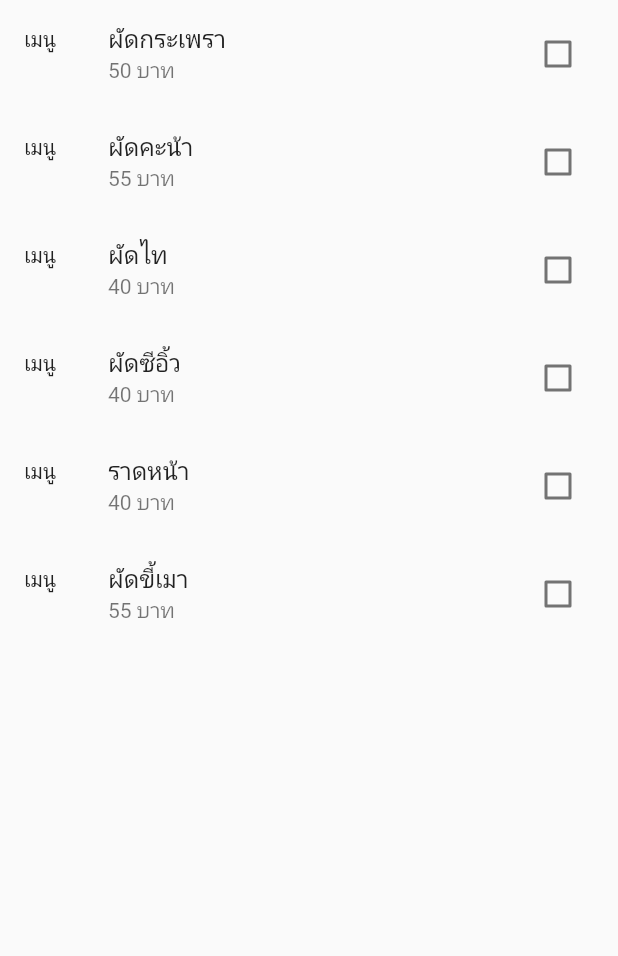
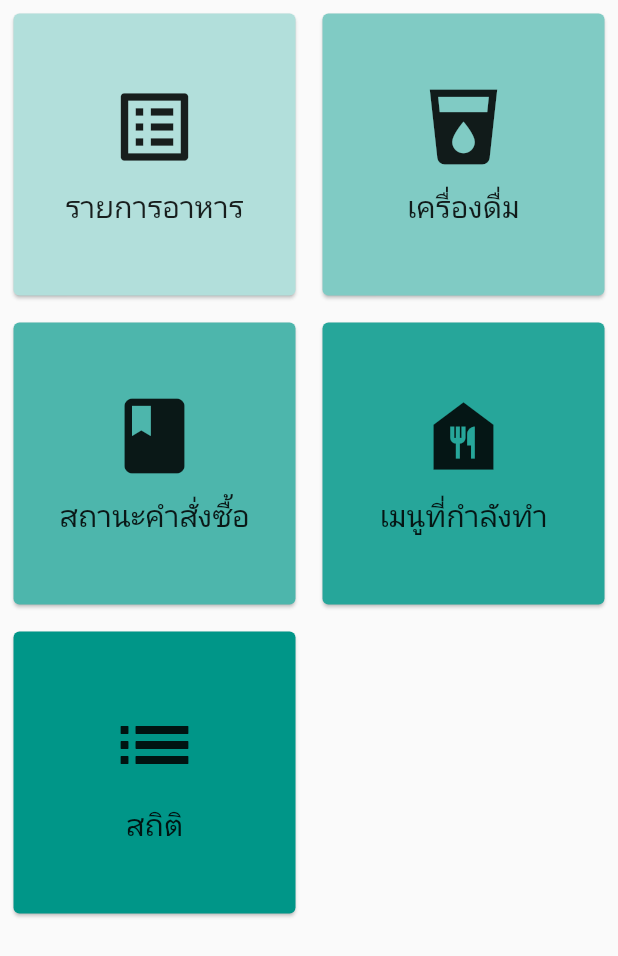
Before and after one commit to Wintech-thekop/tamsung, a Flutter app: the screen it shows after launch, on a phone screen of 412 x 824 dp. Shown: the top 956 px of the screen. Run offline on Flutter 3.47's test engine with Material 2 defaults, Android fonts, the light colour scheme and no system bars.

Commit message:
POS_Tamsang EP2

```diff
--- /dev/null
+++ b/lib/screen/home_screen.dart
@@ -0,0 +1,67 @@
+import 'dart:ui';
+
+import 'package:flutter/material.dart';
+
+import 'select_food.dart';
+
+class HomeScreen extends StatefulWidget {
+  const HomeScreen({super.key});
+
+  @override
+  State<HomeScreen> createState() => _HomeScreenState();
+}
+
+class _HomeScreenState extends State<HomeScreen> {
+  List menuItems = [
+    {'item': 'รายการอาหาร', 'color': Colors.teal[100], 'icon': Icons.list_alt},
+    {
+      'item': 'เครื่องดื่ม',
+      'color': Colors.teal[200],
+      'icon': Icons.local_drink
+    },
+    {'item': 'สถานะคำสั่งซื้อ', 'color': Colors.teal[300], 'icon': Icons.book},
+    {
+      'item': 'เมนูที่กำลังทำ',
+      'color': Colors.teal[400],
+      'icon': Icons.food_bank
+    },
+    {'item': 'สถิติ', 'color': Colors.teal[500], 'icon': Icons.list_sharp},
+  ];
+
+  @override
+  Widget build(BuildContext context) {
+    return Scaffold(
+      body: GridView.builder(
+          gridDelegate: const SliverGridDelegateWithFixedCrossAxisCount(
+            crossAxisCount: 2,
+          ),
+          itemCount: 5,
+          itemBuilder: (BuildContext context, int index) => GestureDetector(
+                onTap: () => Navigator.of(context).push(
+                  MaterialPageRoute(builder: (context) => SelectFood()),
+                ),
+                child: Padding(
+                  padding: const EdgeInsets.all(5.0),
+                  child: Card(
+                    color: menuItems[index]['color'],
+                    child: Center(
+                      child: Column(
+                        mainAxisAlignment: MainAxisAlignment.center,
+                        children: [
+                          Icon(menuItems[index]['icon'], size: 60),
+                          const SizedBox(
+                            height: 10,
+                          ),
+                          Text(
+                            menuItems[index]['item'],
+                            style: const TextStyle(fontSize: 20),
+                          ),
+                        ],
+                      ),
+                    ),
+                  ),
+                ),
+              )),
+    );
+  }
+}
--- a/lib/screen/select_food.dart
+++ b/lib/screen/select_food.dart
@@ -1,4 +1,7 @@
 import 'package:flutter/material.dart';
+import 'package:provider/provider.dart';
+
+import 'package:tamsang/provider/store.dart';
 
 class SelectFood extends StatefulWidget {
   const SelectFood({super.key});
@@ -14,65 +17,85 @@ class _SelectFoodState extends State<SelectFood> {
       'pic': 'เมนู',
       'name': 'ผัดกระเพรา',
       'price': '50',
-      'controller': false,
+      'count': 0,
     },
     {
       'pic': 'เมนู',
       'name': 'ผัดคะน้า',
       'price': '55',
-      'controller': false,
+      'count': 0,
     },
     {
       'pic': 'เมนู',
       'name': 'ผัดไท',
       'price': '40',
-      'controller': false,
+      'count': 0,
     },
     {
       'pic': 'เมนู',
       'name': 'ผัดซีอิ้ว',
       'price': '40',
-      'controller': false,
+      'count': 0,
     },
     {
       'pic': 'เมนู',
       'name': 'ราดหน้า',
       'price': '40',
-      'controller': false,
+      'count': 0,
     },
     {
       'pic': 'เมนู',
       'name': 'ผัดขี้เมา',
       'price': '55',
-      'controller': false,
+      'count': 0,
     },
   ];
   @override
   Widget build(BuildContext context) {
+    var provider = context.watch<Store>();
     return Scaffold(
+      appBar: AppBar(),
       body: SafeArea(
         child: ListView.builder(
           itemCount: listFoods.length,
           itemBuilder: (context, index) =>
-              ListFood(listFood: listFoods, index: index),
+              ListFood(listFood: listFoods, index: index, provider: provider),
         ),
       ),
     );
   }
 
-  ListTile ListFood({required listFood, required index}) {
-    return ListTile(
+  Row ListFood({required listFood, required index, required provider}) {
+    return Row(
+      children: [
+        Expanded(
+          child: ListTile(
             leading: Text(listFood[index]['pic']),
             title: Text(listFood[index]['name']),
-      subtitle: Text(listFood[index]['price']+' บาท'),
-      trailing: Checkbox(
-        value: listFood[index]['controller'],
-        onChanged: (value) {
+            subtitle: Text(listFood[index]['price'] + ' บาท'),
+          ),
+        ),
+        Row(
+          children: [
+            IconButton(
+                onPressed: () {
+                  provider.decreaseCount();
                   setState(() {
-            listFood[index]['controller'] = !listFood[index]['controller'];
+                    listFood[index]['count'] = provider.count;
+                  });
+                }, icon: Icon(Icons.remove)),
+            Text(listFood[index]['count'].toString()),
+            IconButton(
+                onPressed: () {
+                  provider.increaseCount();
+                  setState(() {
+                    listFood[index]['count'] = provider.count;
                   });
                 },
+                icon: Icon(Icons.add)),
+          ],
         ),
+      ],
     );
   }
 }
--- a/lib/screen/select_seat.dart
+++ b/lib/screen/select_seat.dart
@@ -19,6 +19,7 @@ class _SelectSeatState extends State<SelectSeat> {
   @override
   Widget build(BuildContext context) {
     return Scaffold(
+      appBar: AppBar(),
       body: SafeArea(
         child: Padding(
           padding: const EdgeInsets.only(top: 8.0),
--- a/pubspec.yaml
+++ b/pubspec.yaml
@@ -36,6 +36,7 @@ dependencies:
   # The following adds the Cupertino Icons font to your application.
   # Use with the CupertinoIcons class for iOS style icons.
   cupertino_icons: ^1.0.2
+  provider: ^6.0.4
 
 dev_dependencies:
   flutter_test:
```
Also changed, not shown: lib/main.dart (+14 -2 lines), lib/provider/store.dart (added, +19 -0 lines), pubspec.lock. Lines whose indentation alone changed are shown as unchanged.
